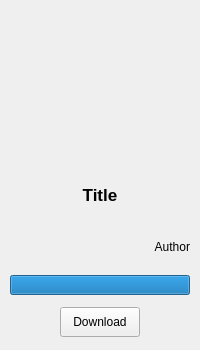
The window that widgets/elements/gamerow.ui (leafo/itchio-app-old) describes before a commit, drawn with Qt 5.
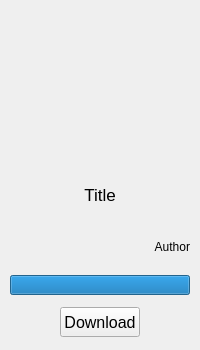
The same window after the commit. Icons and pictures are not drawn.

The edit to the form file:
```diff
--- a/widgets/elements/gamerow.ui
+++ b/widgets/elements/gamerow.ui
@@ -131,8 +131,8 @@
         <property name="font">
          <font>
           <pointsize>13</pointsize>
-          <weight>75</weight>
-          <bold>true</bold>
+          <weight>50</weight>
+          <bold>false</bold>
          </font>
         </property>
         <property name="text">
@@ -233,9 +233,20 @@
           <height>0</height>
          </size>
         </property>
+        <property name="font">
+         <font>
+          <pointsize>12</pointsize>
+         </font>
+        </property>
         <property name="text">
          <string>Download</string>
         </property>
+        <property name="iconSize">
+         <size>
+          <width>0</width>
+          <height>0</height>
+         </size>
+        </property>
        </widget>
       </item>
      </layout>
```
